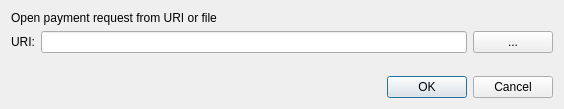
Above: src/qt/forms/openuridialog.ui from VitaeTeam/Vitae before the change. Below: the same form after it.
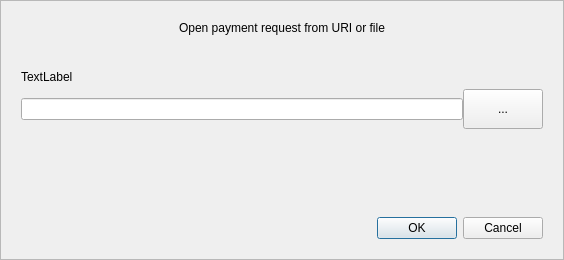
That is the form after the change. Custom widgets are drawn as their Qt base class.

Commit message:
Splash and dialog layout changes
# Conflicts:
#	src/qt/openuridialog.cpp
#	src/qt/vitae/res/img/bg-splash.png

Diff of the .ui file:
```diff
--- a/src/qt/forms/openuridialog.ui
+++ b/src/qt/forms/openuridialog.ui
@@ -7,34 +7,101 @@
     <x>0</x>
     <y>0</y>
     <width>564</width>
-    <height>109</height>
+    <height>260</height>
    </rect>
   </property>
   <property name="windowTitle">
    <string>Open URI</string>
   </property>
   <layout class="QVBoxLayout" name="verticalLayout">
+   <property name="spacing">
+    <number>0</number>
+   </property>
+   <property name="leftMargin">
+    <number>0</number>
+   </property>
+   <property name="topMargin">
+    <number>0</number>
+   </property>
+   <property name="rightMargin">
+    <number>0</number>
+   </property>
+   <property name="bottomMargin">
+    <number>0</number>
+   </property>
    <item>
-    <widget class="QLabel" name="label_2">
+    <widget class="QFrame" name="frame">
+     <property name="frameShape">
+      <enum>QFrame::StyledPanel</enum>
+     </property>
+     <property name="frameShadow">
+      <enum>QFrame::Raised</enum>
+     </property>
+     <layout class="QVBoxLayout" name="verticalLayout">
+      <property name="spacing">
+       <number>5</number>
+      </property>
+      <property name="leftMargin">
+       <number>20</number>
+      </property>
+      <property name="topMargin">
+       <number>20</number>
+      </property>
+      <property name="rightMargin">
+       <number>20</number>
+      </property>
+      <property name="bottomMargin">
+       <number>20</number>
+      </property>
+      <item>
+       <widget class="QLabel" name="labelTitle">
      <property name="text">
       <string>Open payment request from URI or file</string>
      </property>
+        <property name="alignment">
+         <set>Qt::AlignCenter</set>
+        </property>
+       </widget>
+      </item>
+      <item>
+       <spacer name="verticalSpacer_2">
+        <property name="orientation">
+         <enum>Qt::Vertical</enum>
+        </property>
+        <property name="sizeType">
+         <enum>QSizePolicy::Fixed</enum>
+        </property>
+        <property name="sizeHint" stdset="0">
+         <size>
+          <width>20</width>
+          <height>30</height>
+         </size>
+        </property>
+       </spacer>
+      </item>
+      <item>
+       <widget class="QLabel" name="labelSubtitle">
+        <property name="text">
+         <string>TextLabel</string>
+        </property>
     </widget>
    </item>
    <item>
     <layout class="QHBoxLayout" name="horizontalLayout">
-     <item>
-      <widget class="QLabel" name="label">
-       <property name="text">
-        <string>URI:</string>
-       </property>
-      </widget>
-     </item>
+        <property name="spacing">
+         <number>0</number>
+        </property>
      <item>
       <widget class="QValidatedLineEdit" name="uriEdit"/>
      </item>
      <item>
       <widget class="QPushButton" name="selectFileButton">
+          <property name="minimumSize">
+           <size>
+            <width>0</width>
+            <height>40</height>
+           </size>
+          </property>
        <property name="toolTip">
         <string>Select payment request file</string>
        </property>
@@ -69,6 +136,9 @@
      <property name="standardButtons">
       <set>QDialogButtonBox::Cancel|QDialogButtonBox::Ok</set>
      </property>
+       </widget>
+      </item>
+     </layout>
     </widget>
    </item>
   </layout>
```
Lines whose indentation alone changed are shown as unchanged. The commit also changes 10 other files.
